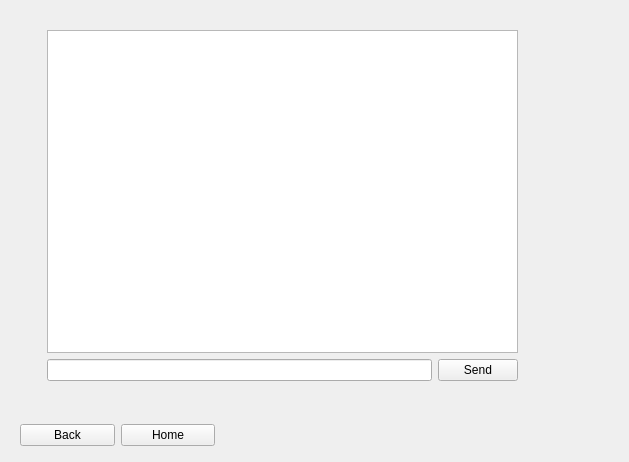
This is untitled/chatpage.ui in MohamadKhavaran/M2-Massenger as Qt 5 draws it before an edit. The edited form follows.
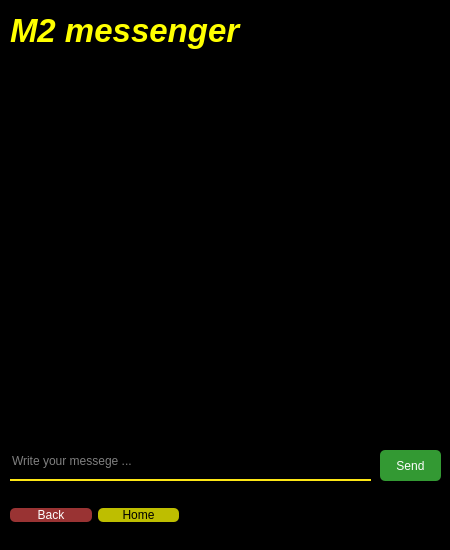
This is the edited form.

Commit message: finish chatpage completely

What changed in the file:
```diff
--- a/untitled/chatpage.ui
+++ b/untitled/chatpage.ui
@@ -6,25 +6,103 @@
    <rect>
     <x>0</x>
     <y>0</y>
-    <width>629</width>
-    <height>462</height>
+    <width>450</width>
+    <height>550</height>
    </rect>
   </property>
   <property name="windowTitle">
    <string>Form</string>
   </property>
-  <widget class="QWidget" name="layoutWidget">
+  <property name="styleSheet">
+   <string notr="true">background-color: rgb(0, 0, 0);
+</string>
+  </property>
+  <widget class="QTextBrowser" name="textBrowser">
    <property name="geometry">
     <rect>
-     <x>20</x>
-     <y>420</y>
-     <width>195</width>
+     <x>10</x>
+     <y>70</y>
+     <width>430</width>
+     <height>371</height>
+    </rect>
+   </property>
+   <property name="styleSheet">
+    <string notr="true">QTextBrowsert#textBrowser {
+Padding: 1px;
+Border-radius: 7px;
+Color: #fefefe;
+background-color: rgb(42, 46, 52);
+border-style: none solid solid solid ;
+ border-width: 2px;
+	border-color: rgb(25, 69, 105);
+}
+
+QTextBrowser#textBrowser:hover {
+background-color: rgb(42, 46, 52);
+border-style: none solid solid solid ;
+ border-width: 2px;
+color: rgb(241, 182, 88);
+	border-color: rgb(32, 88, 134);
+}</string>
+   </property>
+  </widget>
+  <widget class="QLabel" name="label">
+   <property name="geometry">
+    <rect>
+     <x>10</x>
+     <y>0</y>
+     <width>291</width>
+     <height>61</height>
+    </rect>
+   </property>
+   <property name="font">
+    <font>
+     <pointsize>25</pointsize>
+     <italic>true</italic>
+     <bold>true</bold>
+    </font>
+   </property>
+   <property name="styleSheet">
+    <string notr="true">color:rgb(255,255,0)	;</string>
+   </property>
+   <property name="text">
+    <string>M2 messenger</string>
+   </property>
+  </widget>
+  <widget class="QWidget" name="horizontalLayoutWidget_2">
+   <property name="geometry">
+    <rect>
+     <x>10</x>
+     <y>500</y>
+     <width>169</width>
      <height>31</height>
     </rect>
    </property>
-   <layout class="QHBoxLayout" name="horizontalLayout">
+   <layout class="QHBoxLayout" name="horizontalLayout_2">
     <item>
      <widget class="QPushButton" name="pushButton">
+      <property name="styleSheet">
+       <string notr="true">QPushButton#pushButton {
+color: white;
+border-radius: 5px;
+Background: #933;
+color: #fefefe;
+}
+
+QPushButton#pushButton:hover {
+	background-color: rgb(42, 46, 52);
+border-style: solid;
+ border-width: 1px;
+	color: rgb(241, 182, 88);
+}
+
+QPushButton#pushButton:pressed {
+border-style: solid;
+border-width: 1px;
+	background-color: rgb(25, 69, 105);
+	color: rgb(85, 255, 255);
+}</string>
+      </property>
       <property name="text">
        <string>Back</string>
       </property>
@@ -32,6 +110,24 @@
     </item>
     <item>
      <widget class="QPushButton" name="pushButton_2">
+      <property name="styleSheet">
+       <string notr="true">QPushButton#pushButton_2{
+	background-color:rgba(255, 255, 0, 190);
+	color: black;
+	border-radius:5px;
+}
+
+QPushButton#pushButton_2:hover{
+	background-color:rgb(246, 120, 29);
+
+}
+
+QPushButton#pushButton_2:pressed{
+	padding-left:5px;
+	padding-top:5px;
+	background-color:rgba(150,123, 111, 255);
+}</string>
+      </property>
       <property name="text">
        <string>Home</string>
       </property>
@@ -39,37 +135,76 @@
     </item>
    </layout>
   </widget>
-  <widget class="QWidget" name="">
+  <widget class="QPushButton" name="Send_pushButton">
    <property name="geometry">
     <rect>
-     <x>47</x>
-     <y>30</y>
-     <width>471</width>
-     <height>351</height>
+     <x>380</x>
+     <y>450</y>
+     <width>61</width>
+     <height>31</height>
     </rect>
    </property>
-   <layout class="QVBoxLayout" name="verticalLayout">
-    <item>
-     <widget class="QTextBrowser" name="textBrowser"/>
-    </item>
-    <item>
-     <layout class="QHBoxLayout" name="horizontalLayout_2">
-      <item>
-       <widget class="QLineEdit" name="lineEdit"/>
-      </item>
-      <item>
-       <widget class="QPushButton" name="Send_pushButton">
-        <property name="text">
-         <string>Send</string>
-        </property>
-        <property name="shortcut">
-         <string>Return</string>
-        </property>
-       </widget>
-      </item>
-     </layout>
-    </item>
-   </layout>
+   <property name="styleSheet">
+    <string notr="true">QPushButton#Send_pushButton {
+color: white;
+border-radius: 5px;
+Background: #393;
+color: #fefefe;
+}
+
+QPushButton#Sendd_pushButton:hover {
+	background-color: rgb(42, 46, 52);
+border-style: solid;
+ border-width: 1px;
+	color: rgb(241, 182, 88);
+}
+
+QPushButton#Send_pushButton:pressed {
+border-style: solid;
+border-width: 1px;
+	background-color: rgb(25, 69, 105);
+	color: rgb(85, 255, 255);
+}</string>
+   </property>
+   <property name="text">
+    <string>Send</string>
+   </property>
+   <property name="shortcut">
+    <string>Return</string>
+   </property>
+  </widget>
+  <widget class="QLineEdit" name="lineEdit">
+   <property name="geometry">
+    <rect>
+     <x>10</x>
+     <y>450</y>
+     <width>361</width>
+     <height>31</height>
+    </rect>
+   </property>
+   <property name="styleSheet">
+    <string notr="true">QLineEdit#lineEdit {
+
+background-color:rgba(0, 0, 0, 0);
+border:none;
+border-bottom:2px solid rgba(254, 231, 21, 1);
+color:rgba(255, 255, 255, 255);
+padding-bottom:7px;
+
+}
+
+QLineEdit#lineEdit:hover {
+
+	background-color: rgb(42, 46, 52);
+	border-style: solid;
+	border-color: rgb(245, 179, 1);
+	color: rgb(241, 182, 88);
+
+}</string>
+   </property>
+   <property name="placeholderText">
+    <string>Write your messege ...</string>
+   </property>
   </widget>
  </widget>
  <resources/>
```
The commit also changes 11 other files.
